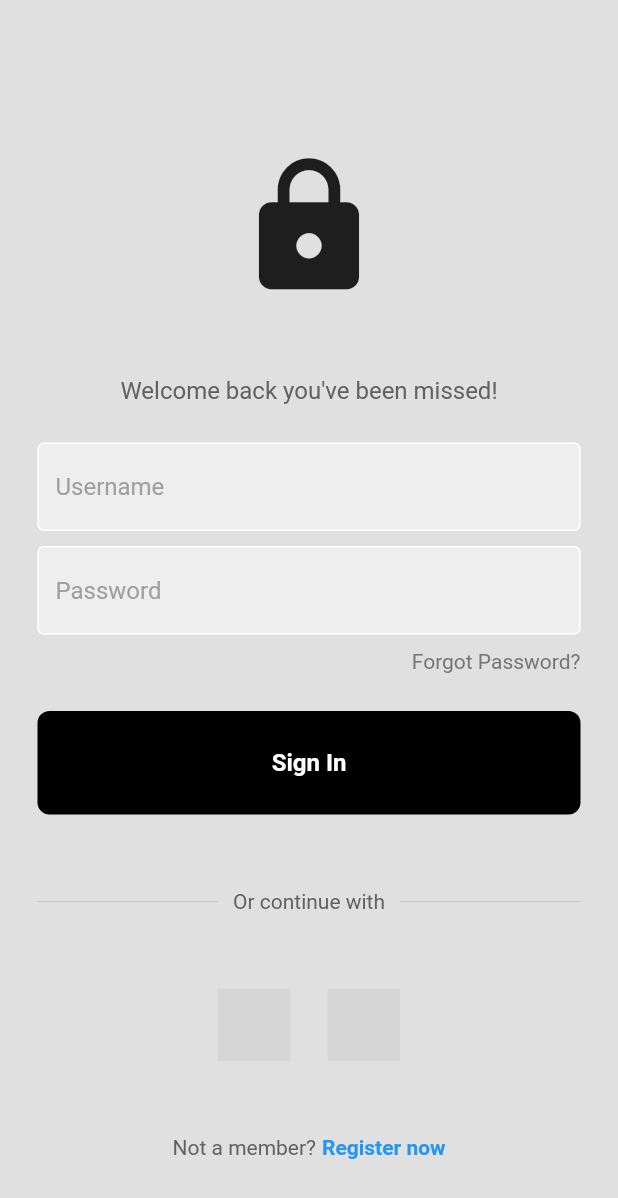
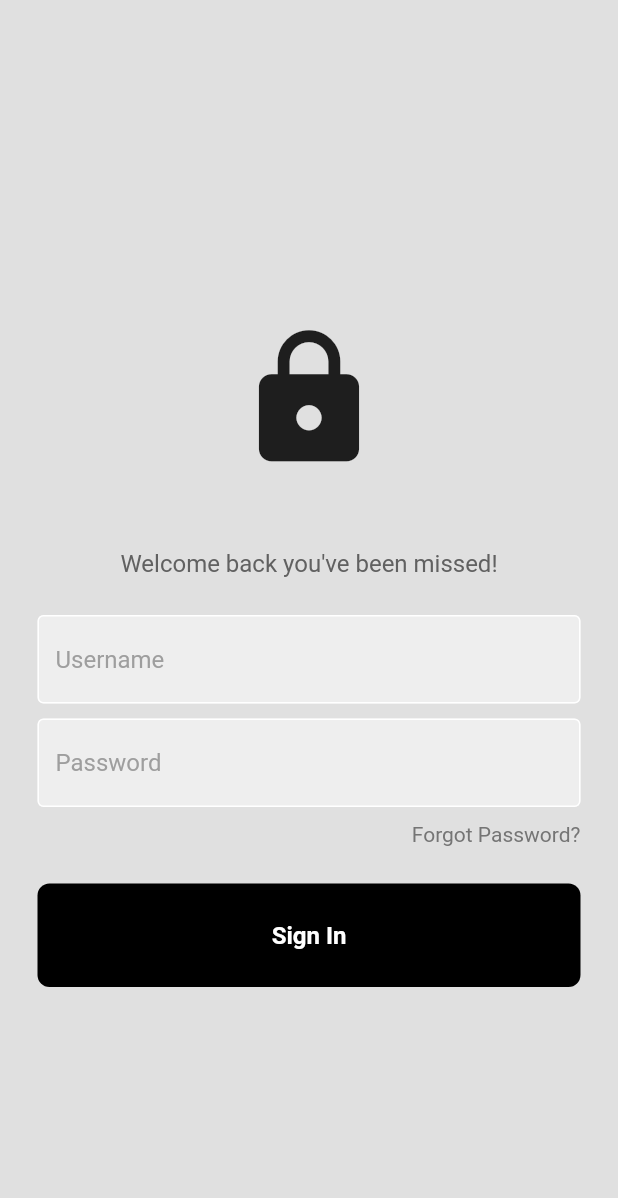
Before and after one commit to Snurfa0109/mobile_halamanproduk, a Flutter app: the screen it shows after launch, on a phone screen of 412 x 824 dp. Shown: the top 1198 px of the screen. Run offline on Flutter 3.47's test engine with Material 2 defaults, Android fonts, the phone set to English and light mode, and no system bars; our stand-ins replace font_awesome_flutter; grey boxes are pictures that could not be loaded.

Commit message:
Update login_page.dart

```diff
--- a/lib/pages/login_page.dart
+++ b/lib/pages/login_page.dart
@@ -1,7 +1,7 @@
 import 'package:flutter/material.dart';
 import 'package:modernlogintute/components/my_button.dart';
 import 'package:modernlogintute/components/my_textfield.dart';
-import 'package:modernlogintute/components/square_tile.dart';
+import 'package:modernlogintute/dataproduk.dart';
 
 class LoginPage extends StatelessWidget {
   LoginPage({super.key});
@@ -10,8 +10,16 @@ class LoginPage extends StatelessWidget {
   final usernameController = TextEditingController();
   final passwordController = TextEditingController();
 
-  // sign user in method
-  void signUserIn() {}
+  // // sign user in method
+   void signUserIn(BuildContext context) {
+    // Lakukan verifikasi login atau tindakan yang sesuai di sini
+
+    // Pindah ke layar selanjutnya jika login berhasil
+    Navigator.push(
+      context,
+      MaterialPageRoute(builder: (context) => DesainDataProduk()), // Gantilah NextScreen() dengan layar selanjutnya yang ingin ditampilkan
+    );
+  }
 
   @override
   Widget build(BuildContext context) {
@@ -79,75 +87,11 @@ class LoginPage extends StatelessWidget {
 
               // sign in button
               MyButton(
-                onTap: signUserIn,
-              ),
-
-              const SizedBox(height: 50),
-
-              // or continue with
-              Padding(
-                padding: const EdgeInsets.symmetric(horizontal: 25.0),
-                child: Row(
-                  children: [
-                    Expanded(
-                      child: Divider(
-                        thickness: 0.5,
-                        color: Colors.grey[400],
-                      ),
-                    ),
-                    Padding(
-                      padding: const EdgeInsets.symmetric(horizontal: 10.0),
-                      child: Text(
-                        'Or continue with',
-                        style: TextStyle(color: Colors.grey[700]),
-                      ),
-                    ),
-                    Expanded(
-                      child: Divider(
-                        thickness: 0.5,
-                        color: Colors.grey[400],
-                      ),
-                    ),
-                  ],
+                onTap: () {
+                // Panggil fungsi signUserIn saat tombol ditekan
+                  signUserIn(context);
+                 },
                 ),
-              ),
-
-              const SizedBox(height: 50),
-
-              // google + apple sign in buttons
-              Row(
-                mainAxisAlignment: MainAxisAlignment.center,
-                children: const [
-                  // google button
-                  SquareTile(imagePath: 'lib/images/google.png'),
-
-                  SizedBox(width: 25),
-
-                  // apple button
-                  SquareTile(imagePath: 'lib/images/apple.png')
-                ],
-              ),
-
-              const SizedBox(height: 50),
-
-              // not a member? register now
-              Row(
-                mainAxisAlignment: MainAxisAlignment.center,
-                children: [
-                  Text(
-                    'Not a member?',
-                    style: TextStyle(color: Colors.grey[700]),
-                  ),
-                  const SizedBox(width: 4),
-                  const Text(
-                    'Register now',
-                    style: TextStyle(
-                      color: Colors.blue,
-                      fontWeight: FontWeight.bold,
-                    ),
-                  ),
-                ],
-              )
             ],
           ),
         ),
```
